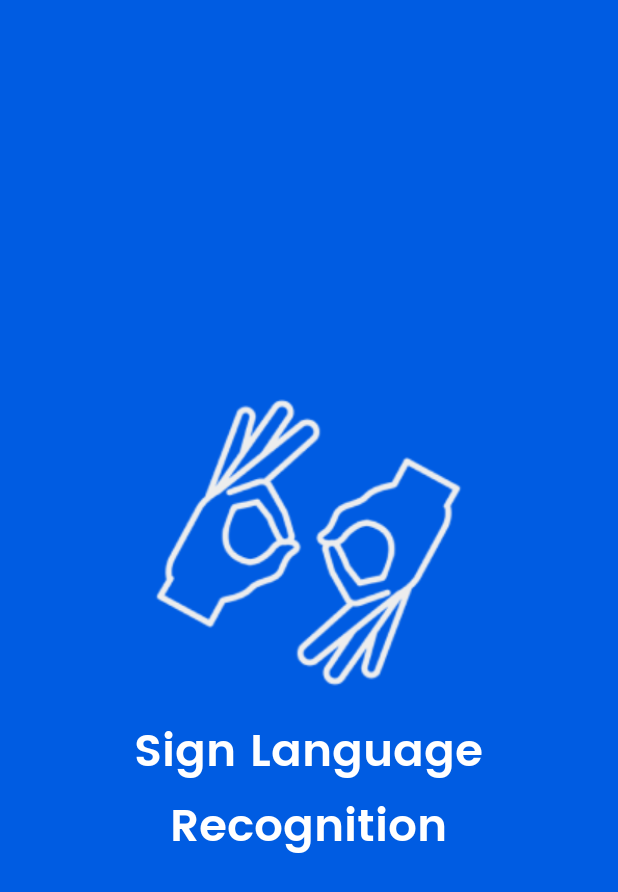
After one commit to rizalfadiaalfikri/sign-language-recognition-app, an Android app: the SplashScreenActivity screen opened directly, with no data from a screen before it, on a phone screen of 412 x 824 dp. The commit adds this screen. Shown: the top 892 px of the screen. Run offline under Robolectric (Android 15) with nearby library versions, the phone set to English and light mode, and no system bars.

Commit message:
add splascreenActivity

```diff
--- /dev/null
+++ b/app/src/main/java/com/rizalfadiaalfikri/signlanguagerecognition/SplashScreenActivity.java
@@ -0,0 +1,14 @@
+package com.rizalfadiaalfikri.signlanguagerecognition;
+
+import androidx.appcompat.app.AppCompatActivity;
+
+import android.os.Bundle;
+
+public class SplashScreenActivity extends AppCompatActivity {
+
+    @Override
+    protected void onCreate(Bundle savedInstanceState) {
+        super.onCreate(savedInstanceState);
+        setContentView(R.layout.activity_splash_screen);
+    }
+}
--- /dev/null
+++ b/app/src/main/res/layout/activity_splash_screen.xml
@@ -0,0 +1,38 @@
+<?xml version="1.0" encoding="utf-8"?>
+<RelativeLayout xmlns:android="http://schemas.android.com/apk/res/android"
+    xmlns:app="http://schemas.android.com/apk/res-auto"
+    xmlns:tools="http://schemas.android.com/tools"
+    android:layout_width="match_parent"
+    android:layout_height="match_parent"
+    tools:context=".SplashScreenActivity"
+    android:background="@color/primaryColor">
+    <LinearLayout
+        android:layout_width="wrap_content"
+        android:layout_height="wrap_content"
+        android:orientation="vertical"
+        android:layout_centerInParent="true">
+        <ImageView
+            android:layout_width="250dp"
+            android:layout_height="230dp"
+            android:src="@drawable/logo_sign"/>
+        <TextView
+            android:layout_width="wrap_content"
+            android:layout_height="wrap_content"
+            android:text="Sign Language"
+            android:textStyle="bold"
+            android:textColor="@color/white"
+            android:textSize="30sp"
+            android:layout_gravity="center"
+            android:fontFamily="@font/poppins"/>
+        <TextView
+            android:layout_width="wrap_content"
+            android:layout_height="wrap_content"
+            android:text="Recognition"
+            android:textStyle="bold"
+            android:textColor="@color/white"
+            android:textSize="30sp"
+            android:layout_gravity="center"
+            android:fontFamily="@font/poppins"/>
+    </LinearLayout>
+
+</RelativeLayout>
--- a/app/src/main/res/values/colors.xml
+++ b/app/src/main/res/values/colors.xml
@@ -7,4 +7,6 @@
     <color name="teal_700">#FF018786</color>
     <color name="black">#FF000000</color>
     <color name="white">#FFFFFFFF</color>
+    <color name="primaryColor">#005CE2</color>
+    <color name="secondaryColor">#005CE2</color>
 </resources>
--- a/app/src/main/res/values/themes.xml
+++ b/app/src/main/res/values/themes.xml
@@ -1,6 +1,6 @@
 <resources xmlns:tools="http://schemas.android.com/tools">
     <!-- Base application theme. -->
-    <style name="Theme.SignLanguageRecognition" parent="Theme.MaterialComponents.DayNight.DarkActionBar">
+    <style name="Theme.SignLanguageRecognition" parent="Theme.MaterialComponents.DayNight.NoActionBar">
         <!-- Primary brand color. -->
         <item name="colorPrimary">@color/purple_500</item>
         <item name="colorPrimaryVariant">@color/purple_700</item>
```
Also changed, not shown: app/build.gradle (+4 -4 lines), app/src/main/AndroidManifest.xml (+13 -0 lines), app/src/main/res/drawable/logo_sign.png (added), app/src/main/res/font/poppins.ttf (added), 4 other files.
